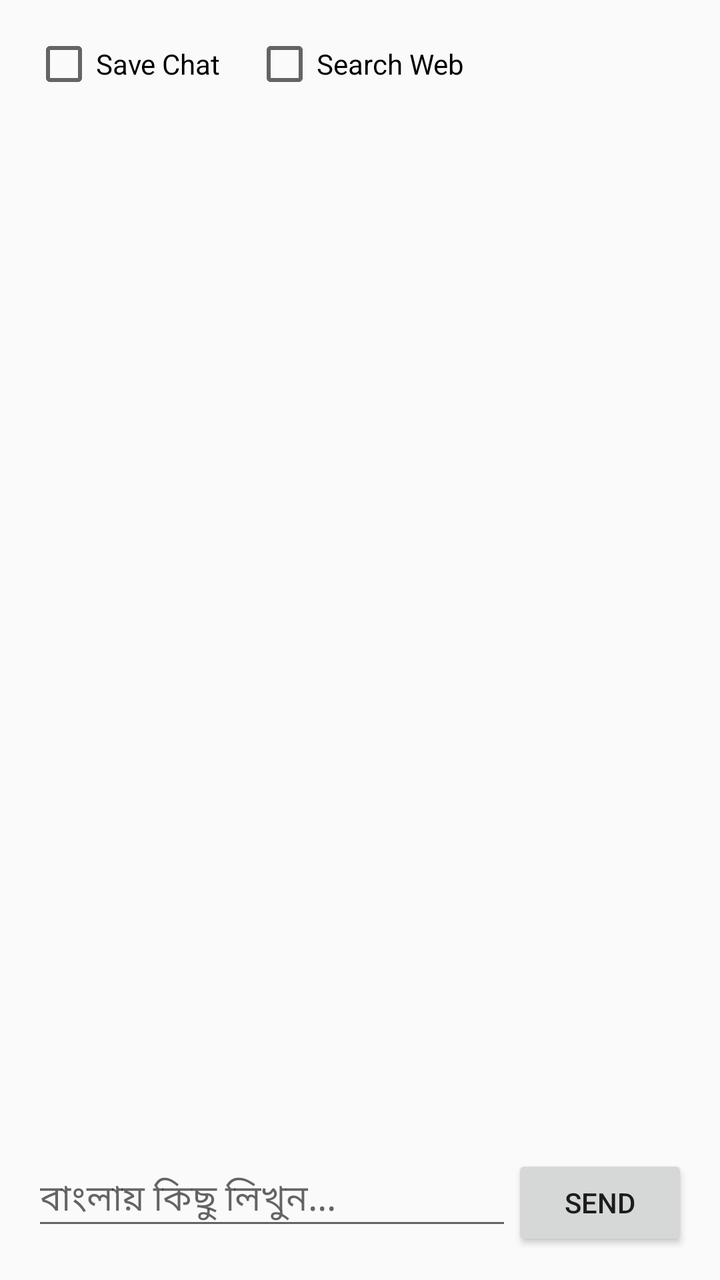
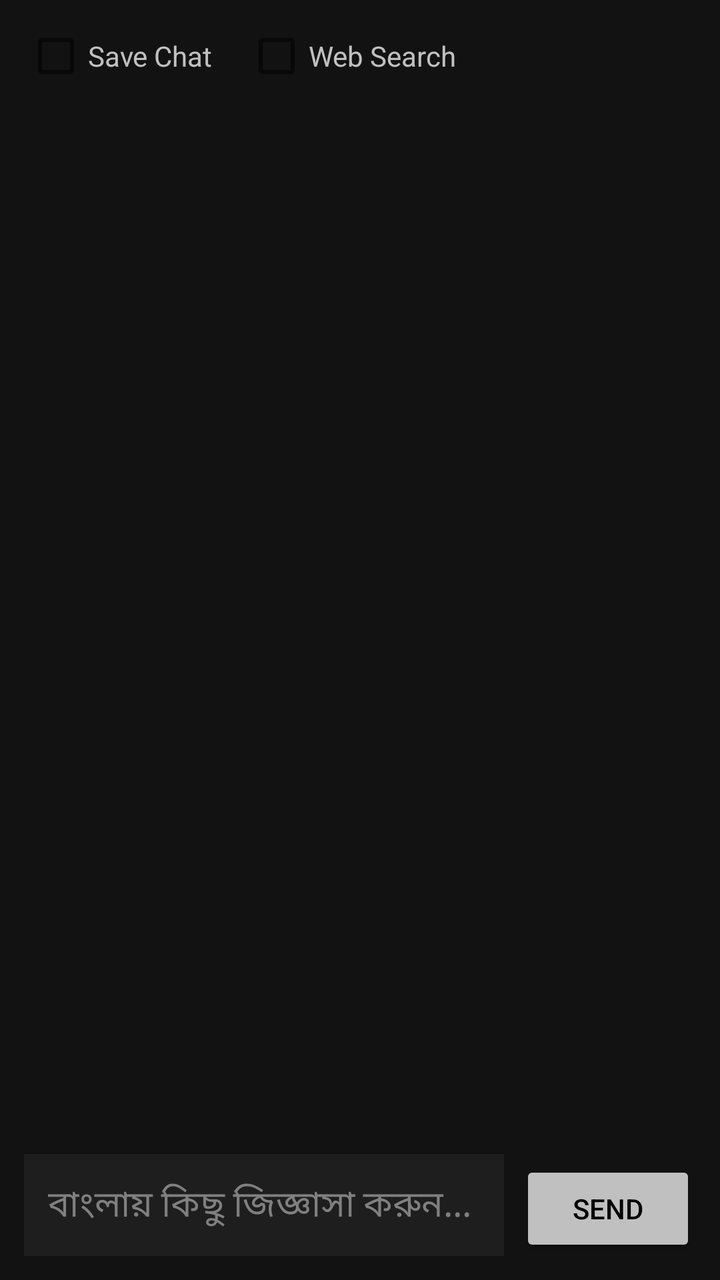

Screens rendered from an Android XML layout before and after an edit, with the pre-edit source and the edit as a unified diff.
<!-- AndroidManifest.xml: application theme Theme.AppCompat.Light.DarkActionBar -->
<!-- res/layout/activity_main.xml -->
<?xml version="1.0" encoding="utf-8"?>
<LinearLayout xmlns:android="http://schemas.android.com/apk/res/android"
    android:layout_width="match_parent"
    android:layout_height="match_parent"
    android:orientation="vertical"
    android:padding="16dp">

    <LinearLayout
        android:layout_width="match_parent"
        android:layout_height="wrap_content"
        android:orientation="horizontal">

        <CheckBox
            android:id="@+id/saveChatCheck"
            android:layout_width="wrap_content"
            android:layout_height="wrap_content"
            android:text="Save Chat" />

        <CheckBox
            android:id="@+id/webSearchCheck"
            android:layout_width="wrap_content"
            android:layout_height="wrap_content"
            android:layout_marginStart="16dp"
            android:text="Search Web" />
    </LinearLayout>

    <ScrollView
        android:layout_width="match_parent"
        android:layout_height="0dp"
        android:layout_weight="1"
        android:layout_marginTop="8dp"
        android:layout_marginBottom="8dp">

        <TextView
            android:id="@+id/chatView"
            android:layout_width="match_parent"
            android:layout_height="wrap_content"
            android:textSize="16sp"
            android:textColor="#000000" />
    </ScrollView>

    <LinearLayout
        android:layout_width="match_parent"
        android:layout_height="wrap_content"
        android:orientation="horizontal">

        <EditText
            android:id="@+id/inputEdit"
            android:layout_width="0dp"
            android:layout_height="wrap_content"
            android:layout_weight="1"
            android:hint="বাংলায় কিছু লিখুন..." />

        <Button
            android:id="@+id/sendBtn"
            android:layout_width="wrap_content"
            android:layout_height="wrap_content"
            android:text="Send" />
    </LinearLayout>

</LinearLayout>
<!-- resources referenced by this layout -->
<resources>

</resources>

<!-- the commit's change to res/layout/activity_main.xml (unified diff, before → after) -->
@@ -1,61 +1,103 @@
 <?xml version="1.0" encoding="utf-8"?>
-<LinearLayout xmlns:android="http://schemas.android.com/apk/res/android"
+<RelativeLayout xmlns:android="http://schemas.android.com/apk/res/android"
+    android:id="@+id/rootLayout"
     android:layout_width="match_parent"
     android:layout_height="match_parent"
-    android:orientation="vertical"
-    android:padding="16dp">
+    android:background="#121212"
+    android:padding="12dp">
 
     <LinearLayout
+        android:id="@+id/topBar"
         android:layout_width="match_parent"
         android:layout_height="wrap_content"
-        android:orientation="horizontal">
+        android:layout_alignParentTop="true"
+        android:orientation="horizontal"
+        android:paddingBottom="8dp">
 
         <CheckBox
             android:id="@+id/saveChatCheck"
             android:layout_width="wrap_content"
             android:layout_height="wrap_content"
-            android:text="Save Chat" />
+            android:text="Save Chat"
+            android:textColor="#C0C0C0" />
 
         <CheckBox
             android:id="@+id/webSearchCheck"
             android:layout_width="wrap_content"
             android:layout_height="wrap_content"
             android:layout_marginStart="16dp"
-            android:text="Search Web" />
+            android:text="Web Search"
+            android:textColor="#C0C0C0" />
+    </LinearLayout>
+
+    <LinearLayout
+        android:id="@+id/downloadContainer"
+        android:layout_width="match_parent"
+        android:layout_height="wrap_content"
+        android:layout_below="@id/topBar"
+        android:orientation="vertical"
+        android:padding="8dp"
+        android:visibility="gone">
+
+        <Button
+            android:id="@+id/downloadBtn"
+            android:layout_width="match_parent"
+            android:layout_height="wrap_content"
+            android:backgroundTint="#C0C0C0"
+            android:text="Download AI Model (350 MB)"
+            android:textColor="#000000" />
+
+        <ProgressBar
+            android:id="@+id/downloadProgress"
+            style="?android:attr/progressBarStyleHorizontal"
+            android:layout_width="match_parent"
+            android:layout_height="wrap_content"
+            android:visibility="gone" />
     </LinearLayout>
 
     <ScrollView
+        android:id="@+id/scrollContainer"
         android:layout_width="match_parent"
-        android:layout_height="0dp"
-        android:layout_weight="1"
-        android:layout_marginTop="8dp"
-        android:layout_marginBottom="8dp">
+        android:layout_height="match_parent"
+        android:layout_above="@id/bottomInputArea"
+        android:layout_below="@id/downloadContainer">
 
         <TextView
             android:id="@+id/chatView"
             android:layout_width="match_parent"
             android:layout_height="wrap_content"
-            android:textSize="16sp"
-            android:textColor="#000000" />
+            android:lineSpacingExtra="4dp"
+            android:textColor="#FFFFFF"
+            android:textSize="15sp" />
     </ScrollView>
 
     <LinearLayout
+        android:id="@+id/bottomInputArea"
         android:layout_width="match_parent"
         android:layout_height="wrap_content"
-        android:orientation="horizontal">
+        android:layout_alignParentBottom="true"
+        android:orientation="horizontal"
+        android:paddingTop="8dp">
 
         <EditText
             android:id="@+id/inputEdit"
             android:layout_width="0dp"
             android:layout_height="wrap_content"
             android:layout_weight="1"
-            android:hint="বাংলায় কিছু লিখুন..." />
+            android:background="#1E1E1E"
+            android:hint="বাংলায় কিছু জিজ্ঞাসা করুন..."
+            android:padding="12dp"
+            android:textColor="#FFFFFF"
+            android:textColorHint="#808080" />
 
         <Button
             android:id="@+id/sendBtn"
             android:layout_width="wrap_content"
             android:layout_height="wrap_content"
-            android:text="Send" />
+            android:layout_marginStart="8dp"
+            android:backgroundTint="#C0C0C0"
+            android:text="Send"
+            android:textColor="#000000" />
     </LinearLayout>
 
-</LinearLayout>
+</RelativeLayout>
